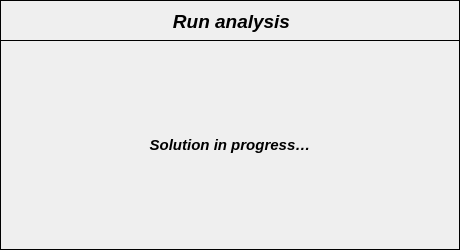
Qt form pulse/uix/user_input/ui/runAnalysisInput.ui (open-pulse/OpenPulse) before a commit.
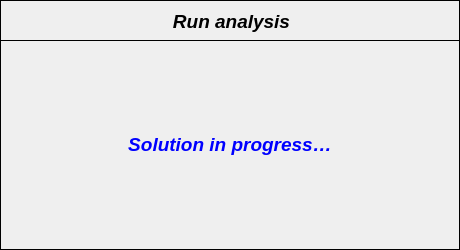
The same form after that commit. Icons and pictures are not drawn.

What changed in the file:
```diff
--- a/pulse/uix/user_input/ui/runAnalysisInput.ui
+++ b/pulse/uix/user_input/ui/runAnalysisInput.ui
@@ -162,14 +162,14 @@
      <property name="font">
       <font>
        <family>Arial</family>
-       <pointsize>11</pointsize>
-       <weight>75</weight>
+       <pointsize>14</pointsize>
+       <weight>50</weight>
        <italic>true</italic>
-       <bold>true</bold>
+       <bold>false</bold>
       </font>
      </property>
      <property name="text">
-      <string>Solution in progress…</string>
+      <string>&lt;html&gt;&lt;head/&gt;&lt;body&gt;&lt;p align=&quot;center&quot;&gt;&lt;span style=&quot; font-weight:600; color:#0000ff;&quot;&gt;Solution in progress…&lt;/span&gt;&lt;/p&gt;&lt;/body&gt;&lt;/html&gt;</string>
      </property>
      <property name="alignment">
       <set>Qt::AlignCenter</set>
```
